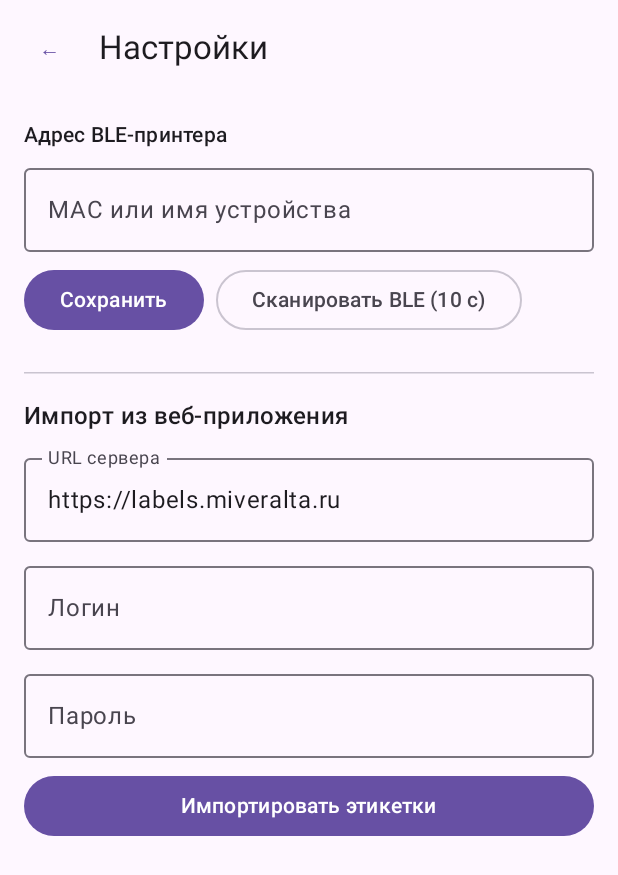
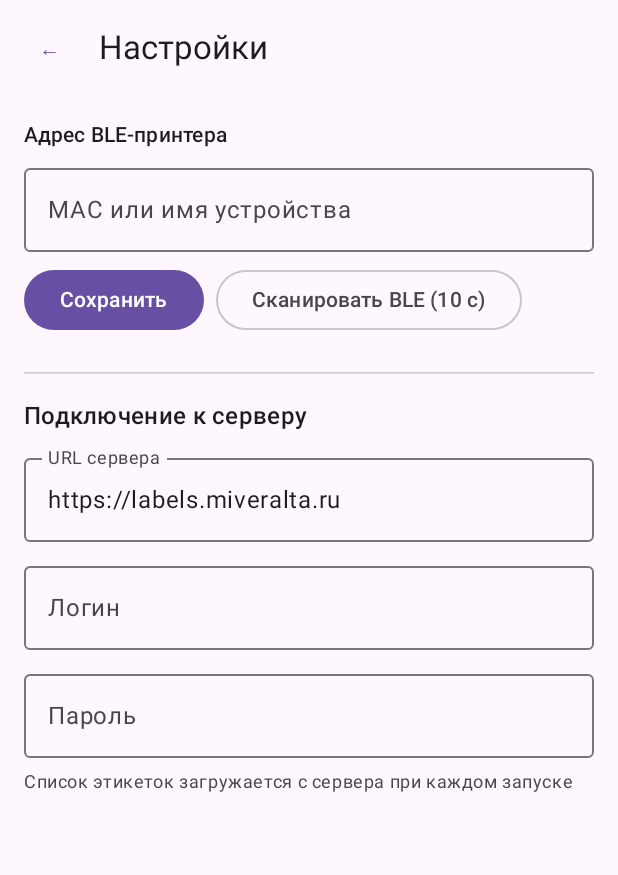
Before and after one commit to mordanov/label-system, an Android app built with Jetpack Compose: the screen it shows after launch (MainActivity), after a tap on an icon or button, on a phone screen of 412 x 824 dp. Shown: the top 875 px of the screen. Run offline under Robolectric (Android 15) with nearby library versions, the phone set to English and light mode, and no system bars.

Commit message:
feat: unify database — Android uses backend API as single source of truth
Remove Room SQLite from Android app. All product CRUD now goes through
the backend REST API (GET/POST /api/products, POST /{id}/delete).
Products created on Android appear in the web app and vice versa.

- Product.id is now the server UUID (String), not a local auto-increment
- AppViewModel: fetches products from server on init and on refresh
- addAndPrint: POST /api/products → server assigns inventory_number → print
- softDelete: POST /api/products/{uuid}/delete
- ProductListScreen: refresh button (↻), inline error banner with retry
- SettingsScreen: removed one-time import button; credentials now used for all API calls
- Removed Room + KSP from build dependencies

Co-Authored-By: Claude Sonnet 4.6 <noreply@anthropic.com>

```diff
--- a/android/app/build.gradle.kts
+++ b/android/app/build.gradle.kts
@@ -1,7 +1,7 @@
 plugins {
     id("com.android.application")
     id("org.jetbrains.kotlin.android")
-    id("com.google.devtools.ksp")
+
 }
 
 android {
@@ -35,10 +35,6 @@ dependencies {
     implementation("androidx.lifecycle:lifecycle-viewmodel-compose:2.7.0")
     implementation("androidx.navigation:navigation-compose:2.7.7")
 
-    implementation("androidx.room:room-runtime:2.6.1")
-    implementation("androidx.room:room-ktx:2.6.1")
-    ksp("androidx.room:room-compiler:2.6.1")
-
     implementation("org.jetbrains.kotlinx:kotlinx-coroutines-android:1.7.3")
 
     debugImplementation("androidx.compose.ui:ui-tooling")
--- a/android/app/src/main/kotlin/com/labelapp/data/AppDatabase.kt
+++ b/android/app/src/main/kotlin/com/labelapp/data/AppDatabase.kt
@@ -1,63 +1,9 @@
 package com.labelapp.data
 
-import android.content.Context
-import androidx.room.*
-import kotlinx.coroutines.flow.Flow
-
-@Entity(tableName = "products")
 data class Product(
-    @PrimaryKey(autoGenerate = true) val id: Int = 0,
+    val id: String,
     val inventoryNumber: String,
     val name: String,
     val iconFilename: String,
     val createdAt: String,
-    val isDeleted: Boolean = false,
 )
-
-@Entity(tableName = "inventory_counter")
-data class InventoryCounter(
-    @PrimaryKey val id: Int = 1,
-    val lastNumber: Int = 0,
-)
-
-@Dao
-interface ProductDao {
-    @Query("SELECT * FROM products WHERE isDeleted = 0 ORDER BY id DESC")
-    fun observeAll(): Flow<List<Product>>
-
-    @Query("SELECT * FROM products WHERE isDeleted = 0 AND name LIKE '%' || :q || '%' ORDER BY id DESC")
-    fun search(q: String): Flow<List<Product>>
-
-    @Insert
-    suspend fun insert(product: Product): Long
-
-    @Query("UPDATE products SET isDeleted = 1 WHERE id = :id")
-    suspend fun softDelete(id: Int)
-
-    @Query("SELECT * FROM inventory_counter WHERE id = 1")
-    suspend fun getCounter(): InventoryCounter?
-
-    @Insert(onConflict = OnConflictStrategy.REPLACE)
-    suspend fun upsertCounter(counter: InventoryCounter)
-
-    @Query("SELECT * FROM products WHERE inventoryNumber = :num LIMIT 1")
-    suspend fun findByInventoryNumber(num: String): Product?
-}
-
-@Database(
-    entities = [Product::class, InventoryCounter::class],
-    version = 1,
-    exportSchema = false,
-)
-abstract class AppDatabase : RoomDatabase() {
-    abstract fun productDao(): ProductDao
-
-    companion object {
-        @Volatile private var INSTANCE: AppDatabase? = null
-
-        fun get(context: Context): AppDatabase = INSTANCE ?: synchronized(this) {
-            INSTANCE ?: Room.databaseBuilder(context, AppDatabase::class.java, "label.db")
-                .build().also { INSTANCE = it }
-        }
-    }
-}
--- a/android/app/src/main/kotlin/com/labelapp/ui/AppViewModel.kt
+++ b/android/app/src/main/kotlin/com/labelapp/ui/AppViewModel.kt
@@ -7,8 +7,6 @@ import androidx.lifecycle.AndroidViewModel
 import androidx.lifecycle.viewModelScope
 import com.labelapp.ble.BleManager
 import com.labelapp.ble.ScannedDevice
-import com.labelapp.data.AppDatabase
-import com.labelapp.data.InventoryCounter
 import com.labelapp.data.Prefs
 import com.labelapp.data.Product
 import com.labelapp.label.LabelRenderer
@@ -16,9 +14,9 @@ import kotlinx.coroutines.Dispatchers
 import kotlinx.coroutines.flow.*
 import kotlinx.coroutines.launch
 import org.json.JSONArray
+import org.json.JSONObject
 import java.net.HttpURLConnection
 import java.net.URL
-import java.time.LocalDate
 
 sealed class PrintState {
     object Idle : PrintState()
@@ -27,48 +25,68 @@ sealed class PrintState {
     data class Error(val msg: String) : PrintState()
 }
 
-sealed class SyncState {
-    object Idle : SyncState()
-    object Syncing : SyncState()
-    data class Done(val imported: Int) : SyncState()
-    data class Error(val msg: String) : SyncState()
-}
-
 class AppViewModel(app: Application) : AndroidViewModel(app) {
     private val ctx = app
-    private val dao = AppDatabase.get(app).productDao()
     val prefs = Prefs(app)
 
     private val _query = MutableStateFlow("")
     val query: StateFlow<String> = _query
 
-    val products: StateFlow<List<Product>> = _query
-        .flatMapLatest { q -> if (q.isBlank()) dao.observeAll() else dao.search(q) }
-        .stateIn(viewModelScope, SharingStarted.WhileSubscribed(5_000), emptyList())
+    private val _allProducts = MutableStateFlow<List<Product>>(emptyList())
+
+    val products: StateFlow<List<Product>> = combine(_allProducts, _query) { all, q ->
+        if (q.isBlank()) all else all.filter { it.name.contains(q, ignoreCase = true) }
+    }.stateIn(viewModelScope, SharingStarted.WhileSubscribed(5_000), emptyList())
 
     private val _printState = MutableStateFlow<PrintState>(PrintState.Idle)
     val printState: StateFlow<PrintState> = _printState
 
+    private val _loadError = MutableStateFlow<String?>(null)
+    val loadError: StateFlow<String?> = _loadError
+
     private val _scannedDevices = MutableStateFlow<List<ScannedDevice>>(emptyList())
     val scannedDevices: StateFlow<List<ScannedDevice>> = _scannedDevices
 
+    init { loadProducts() }
+
     fun setQuery(q: String) { _query.value = q }
 
-    fun addAndPrint(name: String, iconFilename: String) = viewModelScope.launch {
-        val invNum = nextInventoryNumber()
-        val product = Product(
-            inventoryNumber = invNum,
-            name = name,
-            iconFilename = iconFilename,
-            createdAt = LocalDate.now().toString(),
-        )
-        dao.insert(product)
-        doPrint(product)
+    fun loadProducts() = viewModelScope.launch(Dispatchers.IO) {
+        _loadError.value = null
+        try {
+            _allProducts.value = fetchFromServer()
+        } catch (e: Exception) {
+            _loadError.value = e.message ?: "Ошибка загрузки"
+        }
+    }
+
+    fun addAndPrint(name: String, iconFilename: String) = viewModelScope.launch(Dispatchers.IO) {
+        _printState.value = PrintState.Printing
+        try {
+            val body = JSONObject().apply {
+                put("name", name)
+                put("icon_filename", iconFilename)
+            }.toString()
+            val conn = openApi("/api/products", "POST", body)
+            if (conn.responseCode != 200) error("HTTP ${conn.responseCode}")
+            val product = parseProduct(JSONObject(conn.inputStream.bufferedReader().readText()))
+            _allProducts.value = listOf(product) + _allProducts.value
+            doPrint(product)
+        } catch (e: Exception) {
+            _printState.value = PrintState.Error(e.message ?: "Ошибка создания")
+        }
     }
 
     fun reprint(product: Product) = viewModelScope.launch { doPrint(product) }
 
-    fun softDelete(id: Int) = viewModelScope.launch { dao.softDelete(id) }
+    fun softDelete(id: String) = viewModelScope.launch(Dispatchers.IO) {
+        try {
+            val conn = openApi("/api/products/$id/delete", "POST")
+            if (conn.responseCode == 200) {
+                _allProducts.value = _allProducts.value.filter { it.id != id }
+            }
+        } catch (_: Exception) {}
+    }
 
     fun scanDevices() = viewModelScope.launch {
         _scannedDevices.value = emptyList()
@@ -76,50 +94,7 @@ class AppViewModel(app: Application) : AndroidViewModel(app) {
     }
 
     fun clearPrintState() { _printState.value = PrintState.Idle }
-
-    private val _syncState = MutableStateFlow<SyncState>(SyncState.Idle)
-    val syncState: StateFlow<SyncState> = _syncState
-
-    fun syncFromServer() = viewModelScope.launch(Dispatchers.IO) {
-        _syncState.value = SyncState.Syncing
-        try {
-            val conn = URL("${prefs.serverUrl.trimEnd('/')}/api/products").openConnection() as HttpURLConnection
-            conn.requestMethod = "GET"
-            conn.setRequestProperty(
-                "Authorization",
-                "Basic ${Base64.encodeToString("${prefs.syncUsername}:${prefs.syncPassword}".toByteArray(), Base64.NO_WRAP)}"
-            )
-            conn.connectTimeout = 15_000
-            conn.readTimeout = 15_000
-            if (conn.responseCode != 200) error("HTTP ${conn.responseCode}")
-            val arr = JSONArray(conn.inputStream.bufferedReader().readText())
-            var count = 0
-            var maxNum = 0
-            for (i in 0 until arr.length()) {
-                val obj = arr.getJSONObject(i)
-                if (obj.optBoolean("is_deleted", false)) continue
-                val invNum = obj.getString("inventory_number")
-                if (dao.findByInventoryNumber(invNum) != null) continue
-                dao.insert(Product(
-                    inventoryNumber = invNum,
-                    name = obj.getString("name"),
-                    iconFilename = obj.optString("icon_filename", "placeholder.png"),
-                    createdAt = obj.getString("created_at").take(10),
-                ))
-                count++
-                maxNum = maxOf(maxNum, invNum.toIntOrNull() ?: 0)
-            }
-            if (maxNum > 0) {
-                val cur = dao.getCounter()?.lastNumber ?: 0
-                if (maxNum > cur) dao.upsertCounter(InventoryCounter(lastNumber = maxNum))
-            }
-            _syncState.value = SyncState.Done(count)
-        } catch (e: Exception) {
-            _syncState.value = SyncState.Error(e.message ?: "Ошибка синхронизации")
-        }
-    }
-
-    fun clearSyncState() { _syncState.value = SyncState.Idle }
+    fun clearLoadError() { _loadError.value = null }
 
     private suspend fun doPrint(product: Product) {
         val address = prefs.bleAddress ?: run {
@@ -138,10 +113,35 @@ class AppViewModel(app: Application) : AndroidViewModel(app) {
         }
     }
 
-    private suspend fun nextInventoryNumber(): String {
-        val counter = dao.getCounter() ?: InventoryCounter()
-        val next = (counter.lastNumber % 9999) + 1
-        dao.upsertCounter(counter.copy(lastNumber = next))
-        return "%04d".format(next)
+    private fun openApi(path: String, method: String, body: String? = null): HttpURLConnection {
+        val conn = URL("${prefs.serverUrl.trimEnd('/')}$path").openConnection() as HttpURLConnection
+        conn.requestMethod = method
+        conn.setRequestProperty(
+            "Authorization",
+            "Basic ${Base64.encodeToString("${prefs.syncUsername}:${prefs.syncPassword}".toByteArray(), Base64.NO_WRAP)}"
+        )
+        conn.connectTimeout = 15_000
+        conn.readTimeout = 15_000
+        if (body != null) {
+            conn.doOutput = true
+            conn.setRequestProperty("Content-Type", "application/json")
+            conn.outputStream.write(body.toByteArray())
+        }
+        return conn
     }
+
+    private fun fetchFromServer(): List<Product> {
+        val conn = openApi("/api/products", "GET")
+        if (conn.responseCode != 200) error("HTTP ${conn.responseCode}")
+        val arr = JSONArray(conn.inputStream.bufferedReader().readText())
+        return (0 until arr.length()).map { parseProduct(arr.getJSONObject(it)) }
+    }
+
+    private fun parseProduct(obj: JSONObject) = Product(
+        id = obj.getString("id"),
+        inventoryNumber = obj.getString("inventory_number"),
+        name = obj.getString("name"),
+        iconFilename = obj.optString("icon_filename", "placeholder.png"),
+        createdAt = obj.getString("created_at").take(10),
+    )
 }
--- a/android/app/src/main/kotlin/com/labelapp/ui/ProductListScreen.kt
+++ b/android/app/src/main/kotlin/com/labelapp/ui/ProductListScreen.kt
@@ -19,6 +19,7 @@ fun ProductListScreen(vm: AppViewModel, onSettings: () -> Unit, onAdd: () -> Uni
     val products by vm.products.collectAsState()
     val query by vm.query.collectAsState()
     val printState by vm.printState.collectAsState()
+    val loadError by vm.loadError.collectAsState()
 
     LaunchedEffect(printState) {
         if (printState is PrintState.Done) {
@@ -32,6 +33,9 @@ fun ProductListScreen(vm: AppViewModel, onSettings: () -> Unit, onAdd: () -> Uni
             TopAppBar(
                 title = { Text("Этикетки") },
                 actions = {
+                    IconButton(onClick = { vm.loadProducts() }) {
+                        Text("↻", style = MaterialTheme.typography.titleLarge)
+                    }
                     IconButton(onClick = onSettings) {
                         Text("⚙", style = MaterialTheme.typography.titleLarge)
                     }
@@ -45,6 +49,21 @@ fun ProductListScreen(vm: AppViewModel, onSettings: () -> Unit, onAdd: () -> Uni
         }
     ) { padding ->
         Column(Modifier.padding(padding).fillMaxSize()) {
+            if (loadError != null) {
+                Row(
+                    Modifier.fillMaxWidth().padding(8.dp),
+                    verticalAlignment = Alignment.CenterVertically,
+                ) {
+                    Text(
+                        "Ошибка: $loadError",
+                        color = MaterialTheme.colorScheme.error,
+                        modifier = Modifier.weight(1f),
+                        style = MaterialTheme.typography.bodySmall,
+                    )
+                    TextButton(onClick = { vm.loadProducts() }) { Text("Повторить") }
+                }
+            }
+
             TextField(
                 value = query,
                 onValueChange = vm::setQuery,
@@ -89,7 +108,7 @@ fun ProductListScreen(vm: AppViewModel, onSettings: () -> Unit, onAdd: () -> Uni
 private fun ProductRow(
     product: com.labelapp.data.Product,
     onReprint: (com.labelapp.data.Product) -> Unit,
-    onDelete: (Int) -> Unit,
+    onDelete: (String) -> Unit,
 ) {
     val ctx = LocalContext.current
     val bitmap = remember(product.iconFilename) {
--- a/android/app/src/main/kotlin/com/labelapp/ui/SettingsScreen.kt
+++ b/android/app/src/main/kotlin/com/labelapp/ui/SettingsScreen.kt
@@ -16,7 +16,6 @@ import androidx.compose.ui.unit.dp
 @Composable
 fun SettingsScreen(vm: AppViewModel, onBack: () -> Unit) {
     val scanned by vm.scannedDevices.collectAsState()
-    val syncState by vm.syncState.collectAsState()
     var address by remember { mutableStateOf(vm.prefs.bleAddress ?: "") }
     var scanning by remember { mutableStateOf(false) }
     var serverUrl by remember { mutableStateOf(vm.prefs.serverUrl) }
@@ -75,7 +74,7 @@ fun SettingsScreen(vm: AppViewModel, onBack: () -> Unit) {
             Spacer(Modifier.height(24.dp))
             HorizontalDivider()
             Spacer(Modifier.height(16.dp))
-            Text("Импорт из веб-приложения", style = MaterialTheme.typography.titleMedium)
+            Text("Подключение к серверу", style = MaterialTheme.typography.titleMedium)
             Spacer(Modifier.height(8.dp))
             OutlinedTextField(
                 value = serverUrl,
@@ -103,28 +102,11 @@ fun SettingsScreen(vm: AppViewModel, onBack: () -> Unit) {
                 keyboardOptions = KeyboardOptions(keyboardType = KeyboardType.Password),
             )
             Spacer(Modifier.height(8.dp))
-            Button(
-                onClick = { vm.syncFromServer() },
-                enabled = syncState !is SyncState.Syncing,
-                modifier = Modifier.fillMaxWidth(),
-            ) {
-                Text(if (syncState is SyncState.Syncing) "Импорт…" else "Импортировать этикетки")
-            }
-            when (val s = syncState) {
-                is SyncState.Done -> {
-                    Spacer(Modifier.height(4.dp))
-                    Text("Импортировано: ${s.imported} новых позиций", color = MaterialTheme.colorScheme.primary)
-                    LaunchedEffect(s) {
-                        kotlinx.coroutines.delay(4000)
-                        vm.clearSyncState()
-                    }
-                }
-                is SyncState.Error -> {
-                    Spacer(Modifier.height(4.dp))
-                    Text("Ошибка: ${s.msg}", color = MaterialTheme.colorScheme.error)
-                }
-                else -> {}
-            }
+            Text(
+                "Список этикеток загружается с сервера при каждом запуске",
+                style = MaterialTheme.typography.bodySmall,
+                color = MaterialTheme.colorScheme.onSurfaceVariant,
+            )
         }
     }
 }
--- a/android/build.gradle.kts
+++ b/android/build.gradle.kts
@@ -1,5 +1,4 @@
 plugins {
     id("com.android.application") version "8.2.2" apply false
     id("org.jetbrains.kotlin.android") version "1.9.22" apply false
-    id("com.google.devtools.ksp") version "1.9.22-1.0.17" apply false
 }
```
